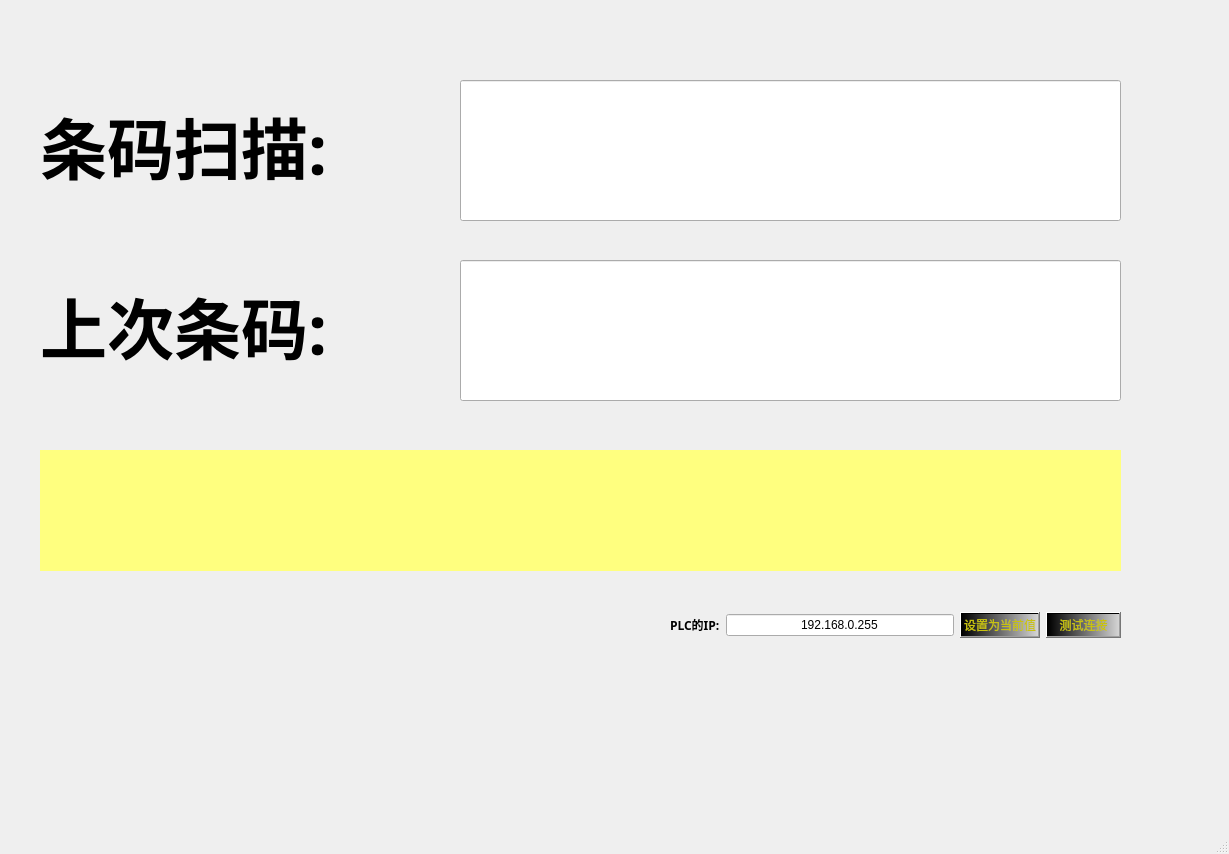
Qt form resource/UI/MainWindow.ui (weiyl-chenjie/barcode-scanning) before a commit.
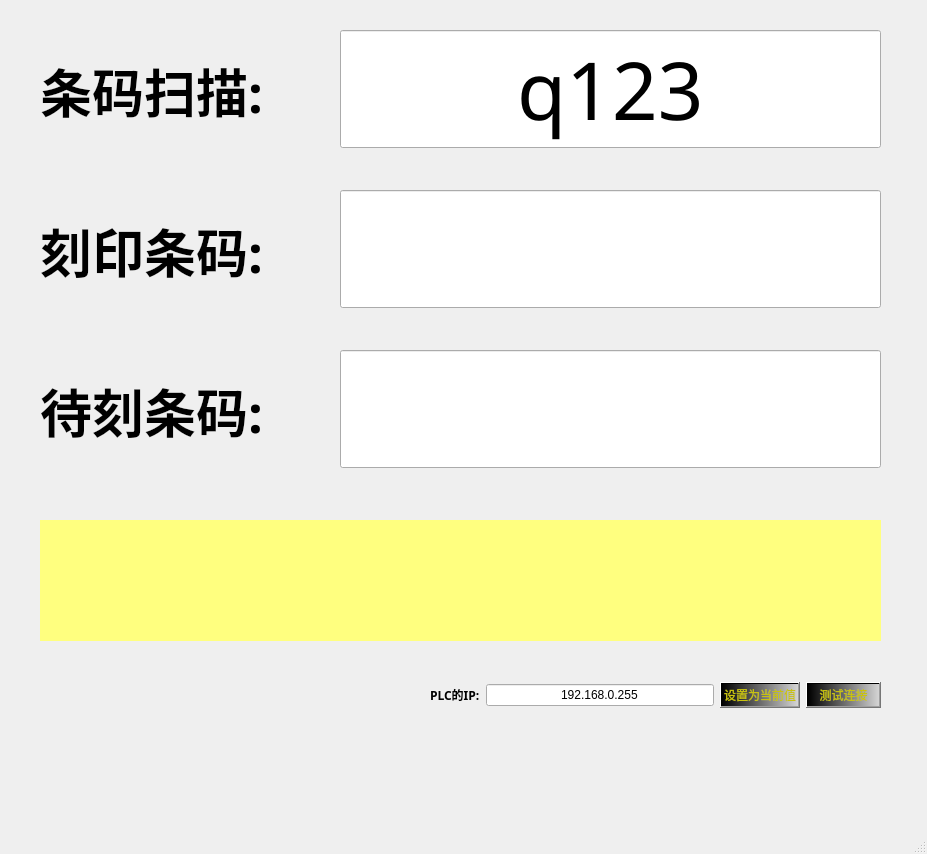
The same form after that commit. Icons and pictures are not drawn.

Diff of the .ui file:
```diff
--- a/resource/UI/MainWindow.ui
+++ b/resource/UI/MainWindow.ui
@@ -6,7 +6,7 @@
    <rect>
     <x>0</x>
     <y>0</y>
-    <width>1229</width>
+    <width>927</width>
     <height>854</height>
    </rect>
   </property>
@@ -21,10 +21,10 @@
    <widget class="QLineEdit" name="lineEdit_scanning">
     <property name="geometry">
      <rect>
-      <x>460</x>
-      <y>80</y>
-      <width>661</width>
-      <height>141</height>
+      <x>340</x>
+      <y>30</y>
+      <width>541</width>
+      <height>118</height>
      </rect>
     </property>
     <property name="font">
@@ -34,7 +34,7 @@
      </font>
     </property>
     <property name="text">
-     <string/>
+     <string>q123</string>
     </property>
     <property name="alignment">
      <set>Qt::AlignCenter</set>
@@ -44,15 +44,15 @@
     <property name="geometry">
      <rect>
       <x>40</x>
-      <y>80</y>
-      <width>361</width>
-      <height>131</height>
+      <y>40</y>
+      <width>300</width>
+      <height>100</height>
      </rect>
     </property>
     <property name="font">
      <font>
       <family>华文楷体</family>
-      <pointsize>50</pointsize>
+      <pointsize>39</pointsize>
       <weight>75</weight>
       <bold>true</bold>
      </font>
@@ -65,8 +65,8 @@
     <property name="geometry">
      <rect>
       <x>40</x>
-      <y>450</y>
-      <width>1081</width>
+      <y>520</y>
+      <width>841</width>
       <height>121</height>
      </rect>
     </property>
@@ -90,30 +90,30 @@
     <property name="geometry">
      <rect>
       <x>40</x>
-      <y>260</y>
-      <width>361</width>
-      <height>131</height>
+      <y>200</y>
+      <width>300</width>
+      <height>100</height>
      </rect>
     </property>
     <property name="font">
      <font>
       <family>华文楷体</family>
-      <pointsize>50</pointsize>
+      <pointsize>39</pointsize>
       <weight>75</weight>
       <bold>true</bold>
      </font>
     </property>
     <property name="text">
-     <string>上次条码:</string>
+     <string>刻印条码:</string>
     </property>
    </widget>
    <widget class="QLineEdit" name="lineEdit_previous_barcode">
     <property name="geometry">
      <rect>
-      <x>460</x>
-      <y>260</y>
-      <width>661</width>
-      <height>141</height>
+      <x>340</x>
+      <y>190</y>
+      <width>541</width>
+      <height>118</height>
      </rect>
     </property>
     <property name="font">
@@ -138,8 +138,8 @@
    <widget class="QWidget" name="layoutWidget">
     <property name="geometry">
      <rect>
-      <x>670</x>
-      <y>610</y>
+      <x>430</x>
+      <y>680</y>
       <width>451</width>
       <height>30</height>
      </rect>
@@ -207,6 +207,55 @@
      </item>
     </layout>
    </widget>
+   <widget class="QLabel" name="label_next_barcode">
+    <property name="geometry">
+     <rect>
+      <x>40</x>
+      <y>360</y>
+      <width>300</width>
+      <height>100</height>
+     </rect>
+    </property>
+    <property name="font">
+     <font>
+      <family>华文楷体</family>
+      <pointsize>39</pointsize>
+      <weight>75</weight>
+      <bold>true</bold>
+     </font>
+    </property>
+    <property name="text">
+     <string>待刻条码:</string>
+    </property>
+   </widget>
+   <widget class="QLineEdit" name="lineEdit_next_barcode">
+    <property name="geometry">
+     <rect>
+      <x>340</x>
+      <y>350</y>
+      <width>541</width>
+      <height>118</height>
+     </rect>
+    </property>
+    <property name="font">
+     <font>
+      <family>华文楷体</family>
+      <pointsize>60</pointsize>
+     </font>
+    </property>
+    <property name="focusPolicy">
+     <enum>Qt::NoFocus</enum>
+    </property>
+    <property name="text">
+     <string/>
+    </property>
+    <property name="alignment">
+     <set>Qt::AlignCenter</set>
+    </property>
+    <property name="readOnly">
+     <bool>true</bool>
+    </property>
+   </widget>
   </widget>
   <widget class="QMenuBar" name="menubar">
    <property name="geometry">
```
Left out of the diff: 2 changed lines with no effect on the pictures.
